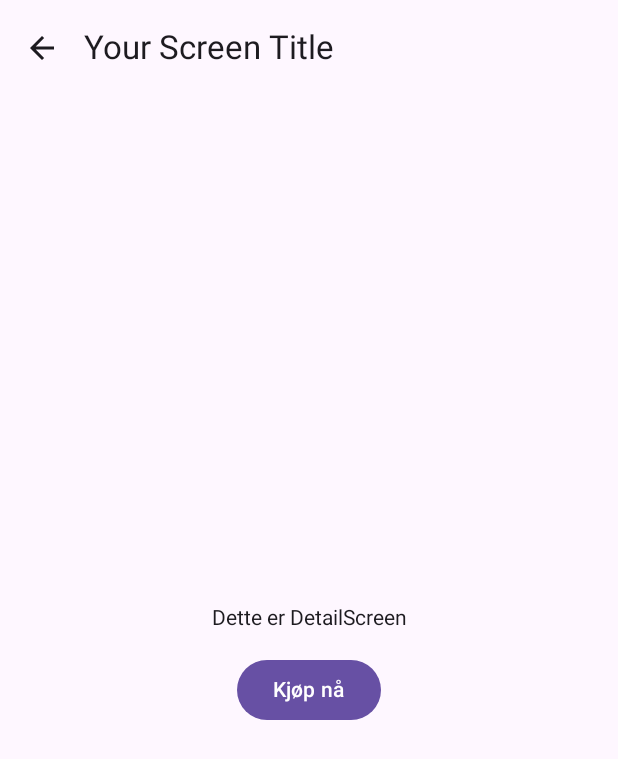
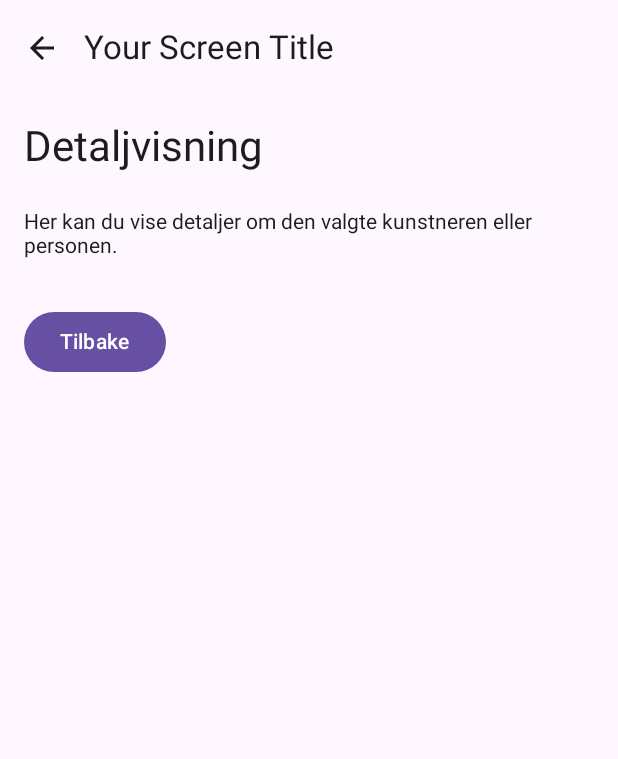
Before and after one commit to sdnssr1/Kunsthandleren-master, an Android app built with Jetpack Compose: the DetailScreen screen opened through its navigation route, on a phone screen of 412 x 824 dp. Shown: the top 759 px of the screen. Run offline under Robolectric (Android 15) with nearby library versions, the phone set to English and light mode, and no system bars; missing, so only their content is drawn: KunsthandlerenTheme; Roboto replaces fonts that are not available here.

Commit message:
kunstner

```diff
--- /dev/null
+++ b/app/src/main/java/com/example/kunsthandleren/DetailScreen.kt
@@ -0,0 +1,29 @@
+package com.example.kunsthandleren
+
+import androidx.compose.foundation.layout.*
+import androidx.compose.material3.*
+import androidx.compose.runtime.Composable
+import androidx.compose.ui.Modifier
+import androidx.compose.ui.unit.dp
+import androidx.navigation.NavController
+
+@Composable
+fun DetailScreen(navController: NavController) {
+    Column(
+        modifier = Modifier
+            .fillMaxSize()
+            .padding(16.dp)
+    ) {
+        Text("Detaljvisning", style = MaterialTheme.typography.headlineMedium)
+
+        Spacer(modifier = Modifier.height(24.dp))
+
+        Text("Her kan du vise detaljer om den valgte kunstneren eller personen.")
+
+        Spacer(modifier = Modifier.height(32.dp))
+
+        Button(onClick = { navController.popBackStack() }) {
+            Text("Tilbake")
+        }
+    }
+}
--- a/app/src/main/java/com/example/kunsthandleren/MainActivity.kt
+++ b/app/src/main/java/com/example/kunsthandleren/MainActivity.kt
@@ -84,6 +84,7 @@ fun HomeScreen(navController: NavController) {
     }
 }
 
+
 @Composable
 fun ListScreen(navController: NavController) {
     Column(
@@ -92,6 +93,8 @@ fun ListScreen(navController: NavController) {
             .padding(16.dp)
     ) {
         Text("Dette er ListScreen")
+        KunstnerScreen()
+        KategoriScreen()
         Spacer(Modifier.height(16.dp))
         Button(onClick = { navController.navigate(KunstScreens.Detail.route) }) {
             Text("Gå til Detalj")
@@ -117,7 +120,7 @@ fun DetailScreen() {
 }
 
 @Composable
-fun CartScreen() {
+fun CartScreen(navController: NavController) {
     Column(
         modifier = Modifier
             .fillMaxSize()
@@ -130,7 +133,7 @@ fun CartScreen() {
 }
 
 @Composable
-fun KunstnerScreen() {
+fun KunstnerScreen(navController: NavController) {
     Column(
         modifier = Modifier
             .fillMaxSize()
@@ -147,7 +150,7 @@ fun KunstnerScreen() {
 }
 
 @Composable
-fun KategoriScreen() {
+fun KategoriScreen(navController: NavController) {
     Column(modifier = Modifier.padding(16.dp)) {
         Text("Her kan du velge kategori", fontSize = 20.sp)
     }
@@ -160,8 +163,8 @@ fun KunsthandlerNavHost(navController: NavHostController) {
     NavHost(navController, startDestination = KunstScreens.Home.route) {
         composable(KunstScreens.Home.route) { HomeScreen(navController) }
         composable(KunstScreens.List.route) { ListScreen(navController) }
-        composable(KunstScreens.Detail.route) { DetailScreen() }
-        composable(KunstScreens.Cart.route) { CartScreen() }
+        composable(KunstScreens.Detail.route) { DetailScreen(navController) }
+        composable(KunstScreens.Cart.route) { CartScreen(navController) }
     }
 }
 
@@ -180,6 +183,7 @@ fun KunsthandlerenApp(modifier: Modifier = Modifier) {
         }
     }
 }
+
 
 @OptIn(ExperimentalMaterial3Api::class)
 @Composable
```
